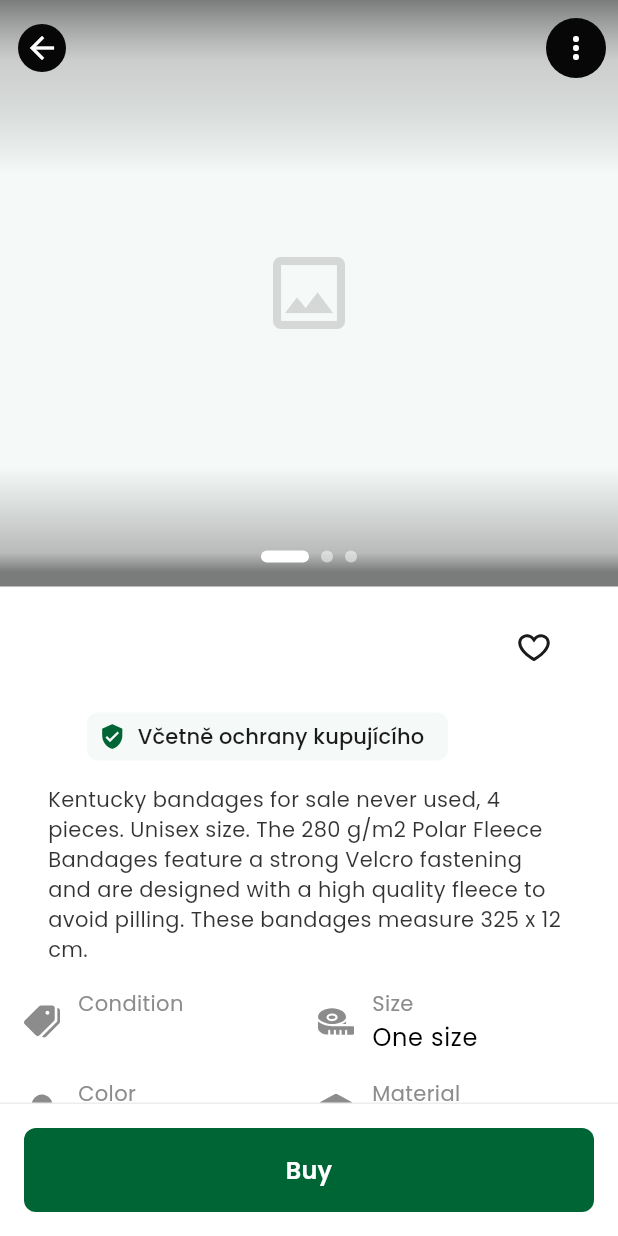
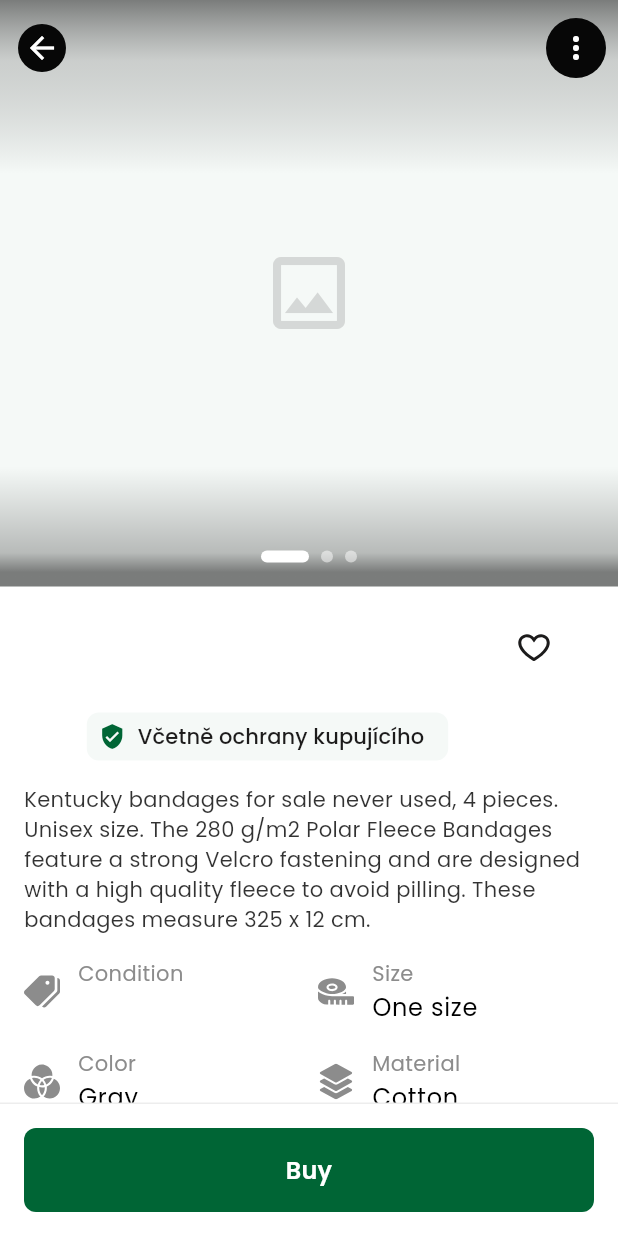
Before and after one commit to martintellinger/eqqu, a Flutter app: the ProductDetailScreen screen opened directly with empty values, on a phone screen of 412 x 824 dp. Run offline on Flutter 3.47's test engine with Material 3 defaults, Android fonts, the phone set to English and light mode, and no system bars; our stand-ins replace flutter_svg.

Commit message:
Fix horizontal padding on product detail description
Remove extra px-16 from description text - it's a direct child of the
p-16 main container (16px from edge), not inside the inner px-16
section like brand/name/price (32px from edge). Matches Figma layout.

https://claude.ai/code/session_012waFykv5wBbLFNTaJFeXrN

```diff
--- a/lib/screens/product_detail_screen.dart
+++ b/lib/screens/product_detail_screen.dart
@@ -387,9 +387,7 @@ class _ProductDetailScreenState extends State<ProductDetailScreen> {
   }
 
   Widget _buildDescription(ColorScheme cs) {
-    return Padding(
-      padding: const EdgeInsets.symmetric(horizontal: 16),
-      child: Opacity(
+    return Opacity(
       opacity: 0.8,
       child: Text(
         'Kentucky bandages for sale never used, 4 pieces. Unisex size. The 280 g/m2 Polar Fleece Bandages feature a strong Velcro fastening and are designed with a high quality fleece to avoid pilling. These bandages measure 325 x 12 cm.',
@@ -402,14 +400,11 @@ class _ProductDetailScreenState extends State<ProductDetailScreen> {
           height: 20 / 14,
         ),
       ),
-      ),
     );
   }
 
   Widget _buildSpecsGrid(ColorScheme cs) {
-    return Padding(
-      padding: const EdgeInsets.symmetric(horizontal: 0),
-      child: Column(
+    return Column(
       children: [
         Row(
           children: [
@@ -427,7 +422,6 @@ class _ProductDetailScreenState extends State<ProductDetailScreen> {
           ],
         ),
       ],
-      ),
     );
   }
 
```
Also changed, not shown: 3 other files. Lines whose indentation alone changed are shown as unchanged.
